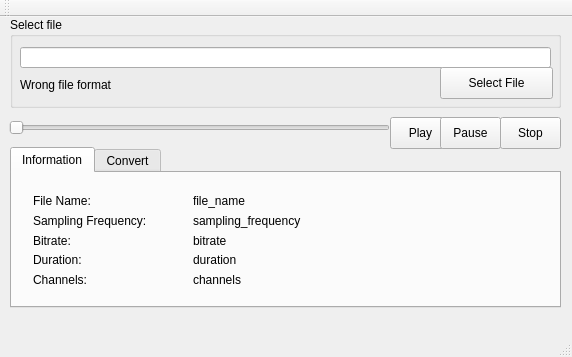
ihor-pyvovarnyk/oae-sound-processing-tool, file resources/gui/mainwindow.ui: the form before one commit.
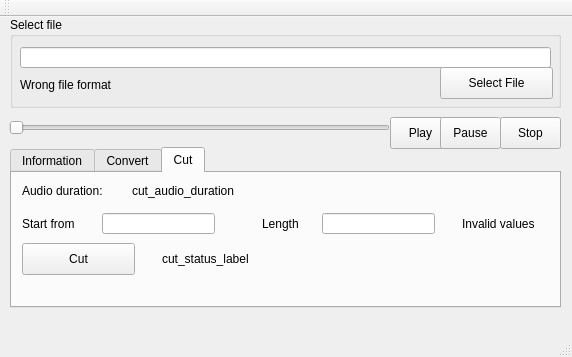
The form after the commit. The open tabs and pages were chosen to show the change.

```diff
--- a/resources/gui/mainwindow.ui
+++ b/resources/gui/mainwindow.ui
@@ -243,6 +243,122 @@
       </property>
      </widget>
     </widget>
+    <widget class="QWidget" name="tab_3">
+     <attribute name="title">
+      <string>Cut</string>
+     </attribute>
+     <widget class="QLabel" name="cut_audio_duration_label">
+      <property name="geometry">
+       <rect>
+        <x>10</x>
+        <y>10</y>
+        <width>111</width>
+        <height>16</height>
+       </rect>
+      </property>
+      <property name="text">
+       <string>Audio duration:</string>
+      </property>
+     </widget>
+     <widget class="QLabel" name="cut_audio_duration_value">
+      <property name="geometry">
+       <rect>
+        <x>120</x>
+        <y>10</y>
+        <width>411</width>
+        <height>16</height>
+       </rect>
+      </property>
+      <property name="text">
+       <string>cut_audio_duration</string>
+      </property>
+     </widget>
+     <widget class="QLabel" name="cut_start_from_label">
+      <property name="geometry">
+       <rect>
+        <x>10</x>
+        <y>40</y>
+        <width>81</width>
+        <height>21</height>
+       </rect>
+      </property>
+      <property name="text">
+       <string>Start from</string>
+      </property>
+     </widget>
+     <widget class="QLineEdit" name="cut_start_from_edit">
+      <property name="geometry">
+       <rect>
+        <x>90</x>
+        <y>40</y>
+        <width>113</width>
+        <height>21</height>
+       </rect>
+      </property>
+     </widget>
+     <widget class="QLabel" name="cut_length_label">
+      <property name="geometry">
+       <rect>
+        <x>250</x>
+        <y>40</y>
+        <width>61</width>
+        <height>21</height>
+       </rect>
+      </property>
+      <property name="text">
+       <string>Length</string>
+      </property>
+     </widget>
+     <widget class="QLineEdit" name="cut_length_edit">
+      <property name="geometry">
+       <rect>
+        <x>310</x>
+        <y>40</y>
+        <width>113</width>
+        <height>21</height>
+       </rect>
+      </property>
+     </widget>
+     <widget class="QPushButton" name="cut_btn">
+      <property name="geometry">
+       <rect>
+        <x>10</x>
+        <y>70</y>
+        <width>113</width>
+        <height>32</height>
+       </rect>
+      </property>
+      <property name="text">
+       <string>Cut</string>
+      </property>
+     </widget>
+     <widget class="QLabel" name="cut_status_label">
+      <property name="geometry">
+       <rect>
+        <x>150</x>
+        <y>70</y>
+        <width>111</width>
+        <height>31</height>
+       </rect>
+      </property>
+      <property name="text">
+       <string>cut_status_label</string>
+      </property>
+     </widget>
+     <widget class="QLabel" name="cut_invalid_values_label">
+      <property name="geometry">
+       <rect>
+        <x>450</x>
+        <y>40</y>
+        <width>91</width>
+        <height>21</height>
+       </rect>
+      </property>
+      <property name="text">
+       <string>Invalid values</string>
+      </property>
+     </widget>
+    </widget>
    </widget>
    <widget class="QPushButton" name="stop_btn">
     <property name="geometry">
```
